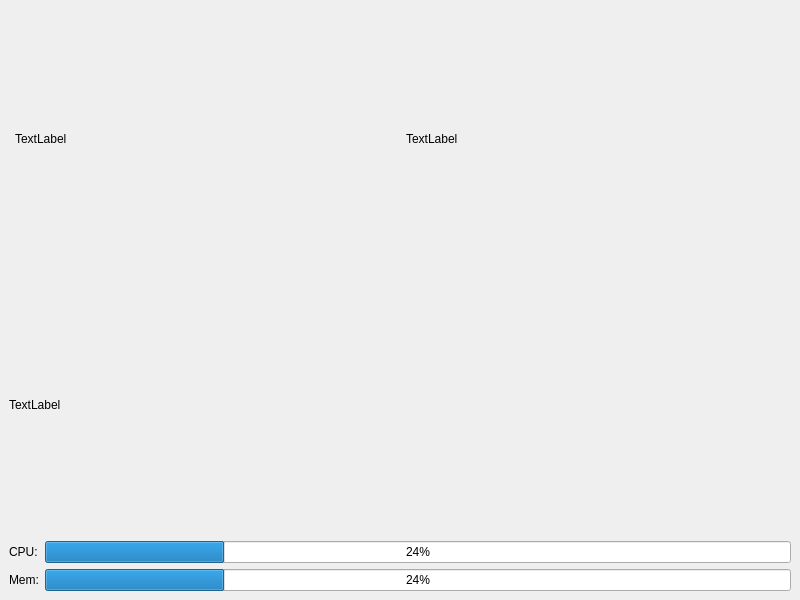
This is mainwindow.ui in GXDE-OS/gxde-desktop-widget as Qt 5 draws it before an edit. The edited form follows.
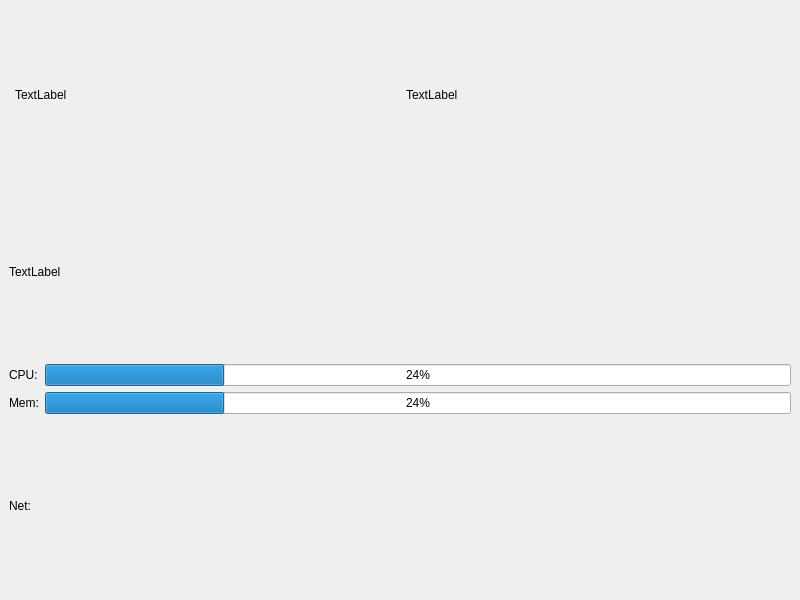
This is the edited form.

Patch:
```diff
--- a/mainwindow.ui
+++ b/mainwindow.ui
@@ -82,6 +82,13 @@
       </item>
      </layout>
     </item>
+    <item>
+     <widget class="QLabel" name="m_netInfo">
+      <property name="text">
+       <string>Net:</string>
+      </property>
+     </widget>
+    </item>
    </layout>
   </widget>
  </widget>
```
